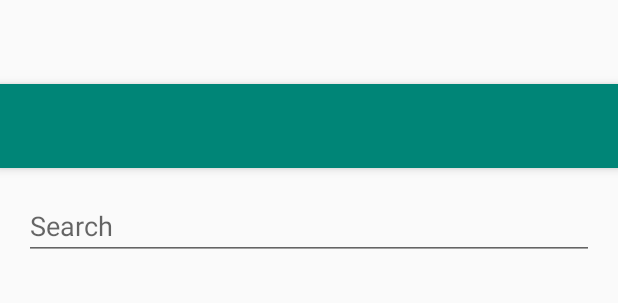
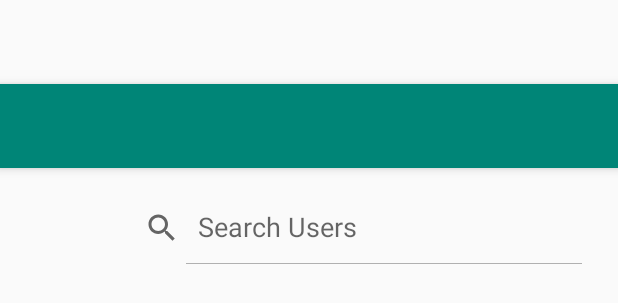
Before and after one commit to amqo/RandomUser, an Android app: the layout activity_random_user_list.xml on its own in the app's theme, with its tools: preview values and no code run, on a phone screen of 412 x 824 dp. Shown: the top 303 px of the screen. Run offline under Robolectric (Android 15) with nearby library versions, the phone set to English and light mode, and no system bars.

```diff
--- a/app/build.gradle
+++ b/app/build.gradle
@@ -84,7 +84,7 @@ dependencies {
     // Preference
     implementation "androidx.preference:preference:1.0.0"
 
-    // New Material Design
+    // Material Design
     implementation "com.google.android.material:material:1.0.0"
 
     testImplementation 'junit:junit:4.12'
--- a/app/src/main/java/com/amqo/randomuser/db/RandomUsersDao.kt
+++ b/app/src/main/java/com/amqo/randomuser/db/RandomUsersDao.kt
@@ -20,7 +20,8 @@ interface RandomUsersDao {
     @Query("select * from random_users where user_uuid == :id ")
     fun getWithId(id: String): LiveData<RandomUserEntry>
 
-    @Query("select * from random_users where name_first like :search or name_last like :search or email like :search")
+    @Query("select * from random_users where removed == 0 and " +
+            "(name_first like :search or name_last like :search or email like :search)")
     fun getWithSearch(search: String): DataSource.Factory<Int, RandomUserEntry>
 
     @Query("update random_users set removed = 1 where user_uuid == :id")
--- a/app/src/main/java/com/amqo/randomuser/ui/detail/ItemDetailActivity.kt
+++ b/app/src/main/java/com/amqo/randomuser/ui/detail/ItemDetailActivity.kt
@@ -6,7 +6,7 @@ import androidx.appcompat.app.AppCompatActivity
 import com.amqo.randomuser.R
 import com.amqo.randomuser.ui.list.ItemListActivity
 import com.google.android.material.snackbar.Snackbar
-import kotlinx.android.synthetic.main.activity_item_detail.*
+import kotlinx.android.synthetic.main.activity_random_user_detail.*
 
 /**
  * An activity representing a single Item detail screen. This
@@ -18,7 +18,7 @@ class ItemDetailActivity : AppCompatActivity() {
 
     override fun onCreate(savedInstanceState: Bundle?) {
         super.onCreate(savedInstanceState)
-        setContentView(R.layout.activity_item_detail)
+        setContentView(R.layout.activity_random_user_detail)
         setSupportActionBar(detail_toolbar)
 
         fab.setOnClickListener { view ->
--- a/app/src/main/java/com/amqo/randomuser/ui/list/RandomUserListViewModel.kt
+++ b/app/src/main/java/com/amqo/randomuser/ui/list/RandomUserListViewModel.kt
@@ -15,14 +15,14 @@ class RandomUserListViewModel(
 ) : ViewModel() {
 
     val randomUsers by lazyDeferred {
-        buildRandomUsers()
+        getRandomUsers()
     }
 
     suspend fun removeUser(randomUser: RandomUserEntry) {
         randomUsersRepository.deleteRandomUserWithId(randomUser.getId())
     }
 
-    fun buildFilteredRandomUsers(
+    fun getFilteredRandomUsers(
         search: String
     ): LiveData<PagedList<RandomUserEntry>> {
         val factory: DataSource.Factory<Int, RandomUserEntry> = filterUsersWithSearch("%$search%")
@@ -37,7 +37,7 @@ class RandomUserListViewModel(
         return randomUsersRepository.filterUsersWithSearch(search)
     }
 
-    private fun buildRandomUsers(): LiveData<PagedList<RandomUserEntry>> {
+    private fun getRandomUsers(): LiveData<PagedList<RandomUserEntry>> {
         val factory: DataSource.Factory<Int, RandomUserEntry> = randomUsersRepository.getRandomUsers()
         val pagedListBuilder: LivePagedListBuilder<Int, RandomUserEntry> =
             LivePagedListBuilder<Int, RandomUserEntry>(factory, PAGES_RANDOM_USERS_SIZE)
--- a/app/src/main/java/com/amqo/randomuser/ui/list/RandomUserViewHolder.kt
+++ b/app/src/main/java/com/amqo/randomuser/ui/list/RandomUserViewHolder.kt
@@ -3,17 +3,17 @@ package com.amqo.randomuser.ui.list
 import android.view.LayoutInflater
 import android.view.ViewGroup
 import androidx.recyclerview.widget.RecyclerView
-import com.amqo.randomuser.databinding.ItemRandomUserBinding
+import com.amqo.randomuser.databinding.RandomUserItemBinding
 import com.amqo.randomuser.db.entity.RandomUserEntry
 
 class RandomUserViewHolder(
-    private val binding: ItemRandomUserBinding
+    private val binding: RandomUserItemBinding
 ) : RecyclerView.ViewHolder(binding.root) {
 
     companion object {
         fun create(parent: ViewGroup): RandomUserViewHolder {
             val layoutInflater = LayoutInflater.from(parent.context)
-            val itemBinding = ItemRandomUserBinding.inflate(layoutInflater, parent, false)
+            val itemBinding = RandomUserItemBinding.inflate(layoutInflater, parent, false)
             return RandomUserViewHolder(itemBinding)
         }
     }
--- /dev/null
+++ b/app/src/main/res/drawable/ic_account_circle_black_60dp.xml
@@ -0,0 +1,5 @@
+<vector android:height="72dp" android:tint="#FFFFFF"
+    android:viewportHeight="24.0" android:viewportWidth="24.0"
+    android:width="72dp" xmlns:android="http://schemas.android.com/apk/res/android">
+    <path android:fillColor="#FF000000" android:pathData="M12,2C6.48,2 2,6.48 2,12s4.48,10 10,10 10,-4.48 10,-10S17.52,2 12,2zM12,5c1.66,0 3,1.34 3,3s-1.34,3 -3,3 -3,-1.34 -3,-3 1.34,-3 3,-3zM12,19.2c-2.5,0 -4.71,-1.28 -6,-3.22 0.03,-1.99 4,-3.08 6,-3.08 1.99,0 5.97,1.09 6,3.08 -1.29,1.94 -3.5,3.22 -6,3.22z"/>
+</vector>
--- a/app/src/main/res/layout-w900dp/item_list.xml
+++ b/app/src/main/res/layout-w900dp/random_user_list.xml
@@ -8,10 +8,13 @@
     android:showDividers="middle"
     android:orientation="vertical">
 
-    <EditText
+    <SearchView
         android:id="@+id/search"
-        android:layout_width="match_parent"
+        android:layout_width="wrap_content"
         android:layout_height="wrap_content"
+        android:layout_gravity="end"
+        android:iconifiedByDefault="false"
+        android:queryHint="Search Users"
         android:layout_margin="16dp"
         android:hint="Search"/>
 
@@ -38,7 +41,7 @@
             android:layout_marginLeft="16dp"
             android:layout_marginRight="16dp"
             tools:context="com.amqo.randomuser.ui.list.ItemListActivity"
-            tools:listitem="@layout/item_random_user"/>
+            tools:listitem="@layout/random_user_item"/>
 
         <FrameLayout
             android:id="@+id/item_detail_container"
--- a/app/src/main/res/layout/activity_item_detail.xml
+++ b/app/src/main/res/layout/activity_random_user_detail.xml
@@ -1,5 +1,6 @@
 <?xml version="1.0" encoding="utf-8"?>
-<androidx.coordinatorlayout.widget.CoordinatorLayout xmlns:android="http://schemas.android.com/apk/res/android"
+<androidx.coordinatorlayout.widget.CoordinatorLayout
+    xmlns:android="http://schemas.android.com/apk/res/android"
     xmlns:app="http://schemas.android.com/apk/res-auto"
     xmlns:tools="http://schemas.android.com/tools"
     android:layout_width="match_parent"
--- a/app/src/main/res/layout/activity_item_list.xml
+++ b/app/src/main/res/layout/activity_random_user_list.xml
@@ -18,6 +18,7 @@
             android:id="@+id/toolbar"
             android:layout_width="match_parent"
             android:layout_height="?attr/actionBarSize"
+            app:layout_scrollFlags="scroll|enterAlways"
             app:popupTheme="@style/AppTheme.PopupOverlay"/>
 
     </com.google.android.material.appbar.AppBarLayout>
@@ -28,7 +29,7 @@
         android:layout_height="match_parent"
         app:layout_behavior="@string/appbar_scrolling_view_behavior">
 
-        <include layout="@layout/item_list"/>
+        <include layout="@layout/random_user_list"/>
     </FrameLayout>
 
 </androidx.coordinatorlayout.widget.CoordinatorLayout>
--- a/app/src/main/res/layout/item_list.xml
+++ b/app/src/main/res/layout/random_user_list.xml
@@ -2,17 +2,22 @@
 <LinearLayout
     xmlns:android="http://schemas.android.com/apk/res/android"
     xmlns:tools="http://schemas.android.com/tools"
-    android:layout_width="match_parent" android:layout_height="match_parent"
+    xmlns:app="http://schemas.android.com/apk/res-auto"
+    android:layout_width="match_parent"
+    android:layout_height="match_parent"
     android:focusable="true"
     android:focusableInTouchMode="true"
     android:showDividers="middle"
     android:orientation="vertical">
 
-    <EditText
+    <SearchView
         android:id="@+id/search"
-        android:layout_width="match_parent"
+        android:layout_width="wrap_content"
         android:layout_height="wrap_content"
+        android:layout_gravity="end"
+        android:queryHint="Search Users"
         android:layout_margin="16dp"
+        android:iconifiedByDefault="false"
         android:hint="Search"/>
 
     <androidx.recyclerview.widget.RecyclerView
@@ -22,9 +27,8 @@
         android:name="com.amqo.randomuser.ItemListFragment"
         android:layout_width="match_parent"
         android:layout_height="match_parent"
-        android:layout_marginLeft="16dp"
-        android:layout_marginRight="16dp"
         tools:context=".ui.list.ItemListActivity"
-        tools:listitem="@layout/item_random_user"/>
+        app:layout_behavior="@string/appbar_scrolling_view_behavior"
+        tools:listitem="@layout/random_user_item"/>
 
 </LinearLayout>
--- a/app/src/main/res/values/styles.xml
+++ b/app/src/main/res/values/styles.xml
@@ -6,10 +6,12 @@
         <item name="colorPrimary">@color/colorPrimary</item>
         <item name="colorPrimaryDark">@color/colorPrimaryDark</item>
         <item name="colorAccent">@color/colorAccent</item>
+        <item name="android:windowContentTransitions">true</item>
     </style>
     <style name="AppTheme.NoActionBar">
         <item name="windowActionBar">false</item>
         <item name="windowNoTitle">true</item>
+        <item name="android:windowContentTransitions">true</item>
     </style>
     <style name="AppTheme.AppBarOverlay" parent="ThemeOverlay.AppCompat.Dark.ActionBar"/>
     <style name="AppTheme.PopupOverlay" parent="ThemeOverlay.AppCompat.Light"/>
```
Also changed, not shown: app/src/main/java/com/amqo/randomuser/internal/Extensions.kt (+26 -10 lines), app/src/main/java/com/amqo/randomuser/ui/base/CustomAppGlideModule.kt (added, +7 -0 lines), app/src/main/java/com/amqo/randomuser/ui/detail/ItemDetailFragment.kt (+17 -3 lines), app/src/main/java/com/amqo/randomuser/ui/list/ItemListActivity.kt (+26 -11 lines), app/src/main/java/com/amqo/randomuser/ui/list/RandomUsersAdapter.kt (+6 -1 lines), app/src/main/res/layout/item_detail.xml (deleted, +0 -12 lines), app/src/main/res/layout/item_random_user.xml (deleted, +0 -57 lines), app/src/main/res/layout/random_user_detail.xml (added, +30 -0 lines), app/src/main/res/layout/random_user_item.xml (added, +98 -0 lines). Lines whose indentation alone changed are shown as unchanged.
